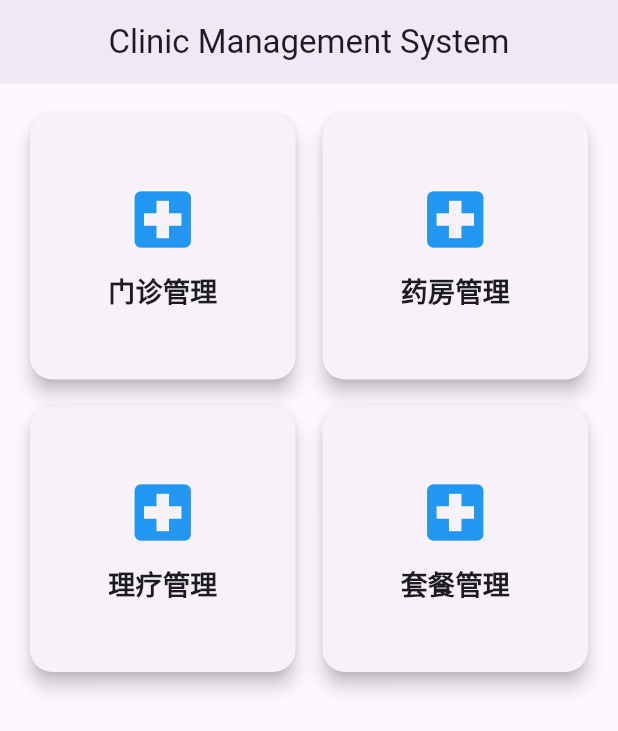
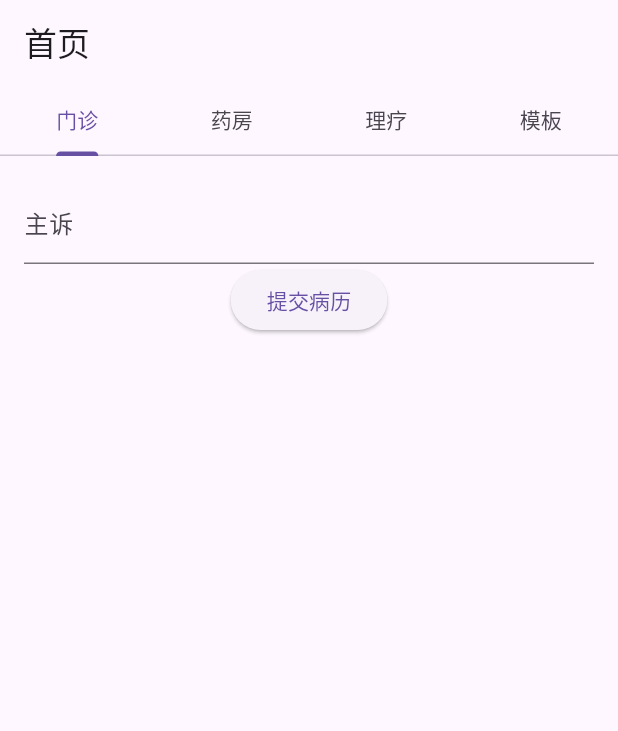
Before and after one commit to Chengjiu242519/xiaozhongyiHIS, a Flutter app: the screen it shows after launch, on a phone screen of 412 x 824 dp. Shown: the top 731 px of the screen. Run offline on Flutter 3.47's test engine with Material 3 defaults, Android fonts, the phone set to English and light mode, and no system bars; missing offline and left inert: mysql1.

Commit message:
日常修改
日常修改

```diff
--- /dev/null
+++ b/lib/screens/ClinicPage.dart
@@ -0,0 +1,37 @@
+import 'package:flutter/material.dart';
+
+class ClinicPage extends StatefulWidget {
+  @override
+  _ClinicPageState createState() => _ClinicPageState();
+}
+
+class _ClinicPageState extends State<ClinicPage> {
+  // 用来保存当前就诊记录的状态
+  String _medicalRecord = "";
+
+  @override
+  Widget build(BuildContext context) {
+    return Padding(
+      padding: EdgeInsets.all(16.0),
+      child: Column(
+        children: [
+          TextField(
+            decoration: InputDecoration(labelText: '主诉'),
+            onChanged: (value) {
+              setState(() {
+                _medicalRecord = value; // 更新当前记录
+              });
+            },
+          ),
+          ElevatedButton(
+            onPressed: () {
+              // 模拟提交病历
+              print('病历提交：$_medicalRecord');
+            },
+            child: Text('提交病历'),
+          ),
+        ],
+      ),
+    );
+  }
+}
--- a/lib/screens/home_page.dart
+++ b/lib/screens/home_page.dart
@@ -1,104 +1,55 @@
 import 'package:flutter/material.dart';
-import 'patient_list.dart';
-import 'inventory_list.dart';
-import 'therapy_list.dart';
-import 'package_list.dart';
+import 'ClinicPage.dart';
+import 'PharmacyPage.dart';
+import 'TemplatePage.dart';
+import 'TherapyPage.dart';
 
-class HomePage extends StatelessWidget {
+class HomePage extends StatefulWidget {
+  @override
+  _HomePageState createState() => _HomePageState();
+}
+
+class _HomePageState extends State<HomePage>
+    with SingleTickerProviderStateMixin {
+  // 创建TabController来控制页面切换
+  late TabController _tabController;
+
+  @override
+  void initState() {
+    super.initState();
+    _tabController = TabController(length: 4, vsync: this); // 4个选项卡
+  }
+
+  @override
+  void dispose() {
+    _tabController.dispose(); // 在页面销毁时释放资源
+    super.dispose();
+  }
+
   @override
   Widget build(BuildContext context) {
     return Scaffold(
       appBar: AppBar(
-        title: Text("Clinic Management System"),
-        centerTitle: true,
-        elevation: 4,
+        title: Text('首页'),
+        bottom: TabBar(
+          controller: _tabController,
+          tabs: [
+            Tab(text: '门诊'),
+            Tab(text: '药房'),
+            Tab(text: '理疗'),
+            Tab(text: '模板'),
+          ],
+        ),
       ),
-      body: Padding(
-        padding: const EdgeInsets.all(16.0),
-        child: GridView.builder(
-          gridDelegate: SliverGridDelegateWithFixedCrossAxisCount(
-            crossAxisCount: 2,
-            crossAxisSpacing: 10,
-            mainAxisSpacing: 10,
-          ),
-          itemCount: 4,
-          itemBuilder: (context, index) {
-            return Card(
-              shape: RoundedRectangleBorder(
-                borderRadius: BorderRadius.circular(15),
-              ),
-              elevation: 5,
-              child: InkWell(
-                onTap: () {
-                  switch (index) {
-                    case 0:
-                      Navigator.push(
-                        context,
-                        MaterialPageRoute(
-                          builder: (context) => PatientListPage(),
-                        ),
-                      );
-                      break;
-                    case 1:
-                      Navigator.push(
-                        context,
-                        MaterialPageRoute(
-                          builder: (context) => InventoryListPage(),
-                        ),
-                      );
-                      break;
-                    case 2:
-                      Navigator.push(
-                        context,
-                        MaterialPageRoute(
-                          builder: (context) => TherapyListPage(),
-                        ),
-                      );
-                      break;
-                    case 3:
-                      Navigator.push(
-                        context,
-                        MaterialPageRoute(
-                          builder: (context) => PackageListPage(),
-                        ),
-                      );
-                      break;
-                  }
-                },
-                child: Column(
-                  mainAxisAlignment: MainAxisAlignment.center,
-                  children: [
-                    Icon(Icons.local_hospital, size: 50, color: Colors.blue),
-                    SizedBox(height: 10),
-                    Text(
-                      _getModuleTitle(index),
-                      style: TextStyle(
-                        fontSize: 18,
-                        fontWeight: FontWeight.bold,
-                      ),
-                    ),
-                  ],
-                ),
-              ),
-            );
-          },
-        ),
+      body: TabBarView(
+        controller: _tabController,
+        children: [
+          ClinicPage(), // 门诊页面
+          PharmacyPage(), // 药房页面
+          TherapyPage(), // 理疗页面
+          TemplatePage(), // 模板页面
+        ],
       ),
     );
   }
-
-  String _getModuleTitle(int index) {
-    switch (index) {
-      case 0:
-        return '门诊管理';
-      case 1:
-        return '药房管理';
-      case 2:
-        return '理疗管理';
-      case 3:
-        return '套餐管理';
-      default:
-        return '';
-    }
-  }
 }
```
Also changed, not shown: lib/screens/PharmacyPage.dart (added, +13 -0 lines), lib/screens/TemplatePage.dart (added, +13 -0 lines), lib/screens/TherapyPage.dart (added, +13 -0 lines), lib/screens/inventory_list.dart (deleted, +0 -61 lines), lib/screens/package_list.dart (deleted, +0 -58 lines), lib/screens/patient_list.dart (deleted, +0 -74 lines), lib/screens/prescription_list.dart (deleted, +0 -44 lines), lib/screens/therapy_list.dart (deleted, +0 -66 lines), lib/screens/visit_list.dart (deleted, +0 -89 lines).
